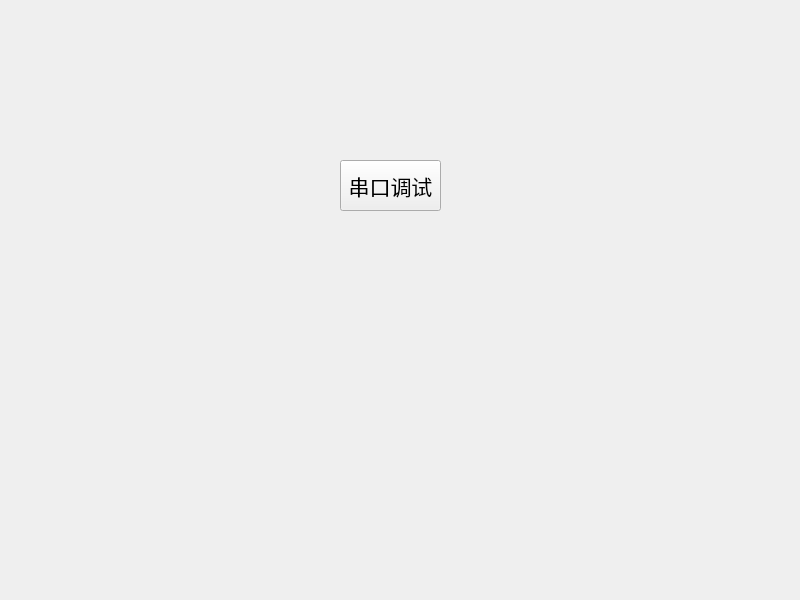
yin-roc/Ubuntu20.04-VMware, file workspace/qt_ros_ws/demo03_ws/src/demo/src/admin.ui: the form before one commit.
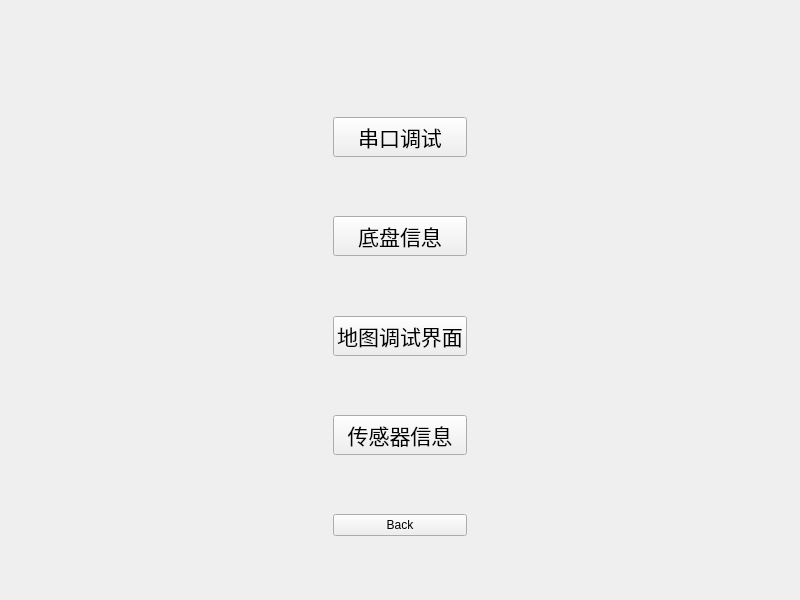
The form after the commit.

```diff
--- a/workspace/qt_ros_ws/demo03_ws/src/demo/src/admin.ui
+++ b/workspace/qt_ros_ws/demo03_ws/src/demo/src/admin.ui
@@ -13,24 +13,188 @@
   <property name="windowTitle">
    <string>Form</string>
   </property>
-  <widget class="QPushButton" name="pushButton">
-   <property name="geometry">
-    <rect>
-     <x>340</x>
-     <y>160</y>
-     <width>101</width>
-     <height>51</height>
-    </rect>
-   </property>
-   <property name="font">
-    <font>
-     <pointsize>16</pointsize>
-    </font>
-   </property>
-   <property name="text">
-    <string>串口调试</string>
-   </property>
-  </widget>
+  <layout class="QVBoxLayout" name="verticalLayout_2">
+   <item>
+    <layout class="QHBoxLayout" name="horizontalLayout">
+     <item>
+      <spacer name="horizontalSpacer">
+       <property name="orientation">
+        <enum>Qt::Horizontal</enum>
+       </property>
+       <property name="sizeHint" stdset="0">
+        <size>
+         <width>40</width>
+         <height>20</height>
+        </size>
+       </property>
+      </spacer>
+     </item>
+     <item>
+      <layout class="QVBoxLayout" name="verticalLayout">
+       <item>
+        <spacer name="verticalSpacer_5">
+         <property name="orientation">
+          <enum>Qt::Vertical</enum>
+         </property>
+         <property name="sizeHint" stdset="0">
+          <size>
+           <width>20</width>
+           <height>40</height>
+          </size>
+         </property>
+        </spacer>
+       </item>
+       <item>
+        <spacer name="verticalSpacer_7">
+         <property name="orientation">
+          <enum>Qt::Vertical</enum>
+         </property>
+         <property name="sizeHint" stdset="0">
+          <size>
+           <width>20</width>
+           <height>40</height>
+          </size>
+         </property>
+        </spacer>
+       </item>
+       <item>
+        <widget class="QPushButton" name="pushButton_ser_screen">
+         <property name="font">
+          <font>
+           <pointsize>16</pointsize>
+          </font>
+         </property>
+         <property name="text">
+          <string>串口调试</string>
+         </property>
+        </widget>
+       </item>
+       <item>
+        <spacer name="verticalSpacer">
+         <property name="orientation">
+          <enum>Qt::Vertical</enum>
+         </property>
+         <property name="sizeHint" stdset="0">
+          <size>
+           <width>20</width>
+           <height>40</height>
+          </size>
+         </property>
+        </spacer>
+       </item>
+       <item>
+        <widget class="QPushButton" name="pushButton_base_screen">
+         <property name="font">
+          <font>
+           <pointsize>16</pointsize>
+          </font>
+         </property>
+         <property name="text">
+          <string>底盘信息</string>
+         </property>
+        </widget>
+       </item>
+       <item>
+        <spacer name="verticalSpacer_2">
+         <property name="orientation">
+          <enum>Qt::Vertical</enum>
+         </property>
+         <property name="sizeHint" stdset="0">
+          <size>
+           <width>20</width>
+           <height>40</height>
+          </size>
+         </property>
+        </spacer>
+       </item>
+       <item>
+        <widget class="QPushButton" name="pushButton_map_screen">
+         <property name="font">
+          <font>
+           <pointsize>16</pointsize>
+          </font>
+         </property>
+         <property name="text">
+          <string>地图调试界面</string>
+         </property>
+        </widget>
+       </item>
+       <item>
+        <spacer name="verticalSpacer_3">
+         <property name="orientation">
+          <enum>Qt::Vertical</enum>
+         </property>
+         <property name="sizeHint" stdset="0">
+          <size>
+           <width>20</width>
+           <height>40</height>
+          </size>
+         </property>
+        </spacer>
+       </item>
+       <item>
+        <widget class="QPushButton" name="pushButton_sensor_screen">
+         <property name="font">
+          <font>
+           <pointsize>16</pointsize>
+          </font>
+         </property>
+         <property name="text">
+          <string>传感器信息</string>
+         </property>
+        </widget>
+       </item>
+       <item>
+        <spacer name="verticalSpacer_6">
+         <property name="orientation">
+          <enum>Qt::Vertical</enum>
+         </property>
+         <property name="sizeHint" stdset="0">
+          <size>
+           <width>20</width>
+           <height>40</height>
+          </size>
+         </property>
+        </spacer>
+       </item>
+       <item>
+        <widget class="QPushButton" name="pushButton_back_menu">
+         <property name="text">
+          <string>Back</string>
+         </property>
+        </widget>
+       </item>
+       <item>
+        <spacer name="verticalSpacer_4">
+         <property name="orientation">
+          <enum>Qt::Vertical</enum>
+         </property>
+         <property name="sizeHint" stdset="0">
+          <size>
+           <width>20</width>
+           <height>40</height>
+          </size>
+         </property>
+        </spacer>
+       </item>
+      </layout>
+     </item>
+     <item>
+      <spacer name="horizontalSpacer_2">
+       <property name="orientation">
+        <enum>Qt::Horizontal</enum>
+       </property>
+       <property name="sizeHint" stdset="0">
+        <size>
+         <width>40</width>
+         <height>20</height>
+        </size>
+       </property>
+      </spacer>
+     </item>
+    </layout>
+   </item>
+  </layout>
  </widget>
  <resources/>
  <connections/>
```
